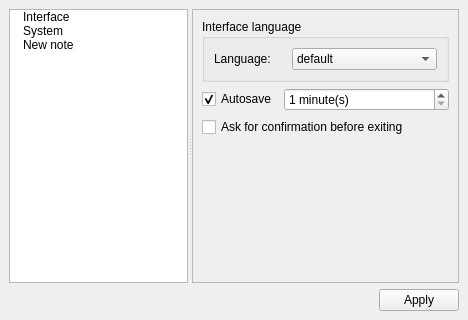
The window that Manager/pages/page_settings.ui (gil9red/NotesManager) describes before a commit, drawn with Qt 5.
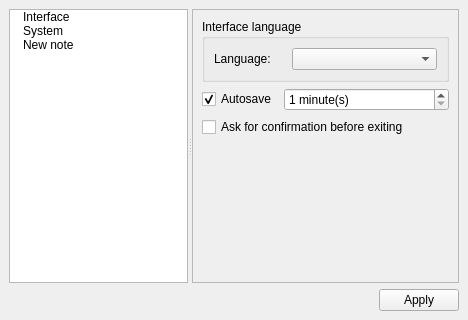
The same window after the commit. The open tabs and pages were chosen to show the change.

```diff
--- a/Manager/pages/page_settings.ui
+++ b/Manager/pages/page_settings.ui
@@ -188,13 +188,8 @@
                    </sizepolicy>
                   </property>
                   <property name="currentIndex">
-                   <number>0</number>
+                   <number>-1</number>
                   </property>
-                  <item>
-                   <property name="text">
-                    <string>default</string>
-                   </property>
-                  </item>
                  </widget>
                 </item>
                </layout>
```
Left out of the diff: 2 changed lines with no effect on the pictures.
